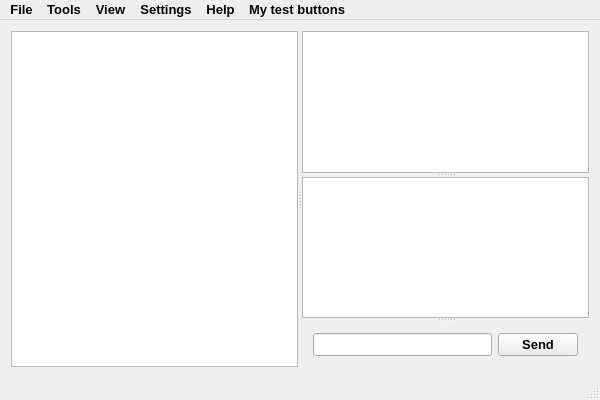
First picture: the form in mainwindow.ui, repository encoreee/Testcomplex, before the edit.
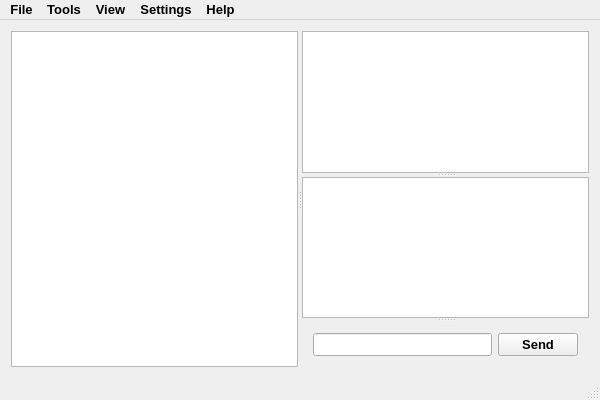
Second picture: the form after the edit. Custom widgets are drawn as their Qt base class.

Patch:
```diff
--- a/mainwindow.ui
+++ b/mainwindow.ui
@@ -100,7 +100,7 @@
      <x>0</x>
      <y>0</y>
      <width>600</width>
-     <height>21</height>
+     <height>26</height>
     </rect>
    </property>
    <property name="font">
@@ -206,19 +206,11 @@
     </property>
     <addaction name="actionAbout"/>
    </widget>
-   <widget class="QMenu" name="menuMy_test_buttons">
-    <property name="title">
-     <string>My test buttons</string>
-    </property>
-    <addaction name="actionRead_log"/>
-    <addaction name="actionMake_SNR_test"/>
-   </widget>
    <addaction name="menuFile"/>
    <addaction name="menuTools"/>
    <addaction name="menuView"/>
    <addaction name="menuSettings"/>
    <addaction name="menuHelp"/>
-   <addaction name="menuMy_test_buttons"/>
   </widget>
   <widget class="QStatusBar" name="statusBar"/>
   <action name="actionNew_workspace">
```
Left out of the diff: 17 changed lines with no effect on the pictures.
